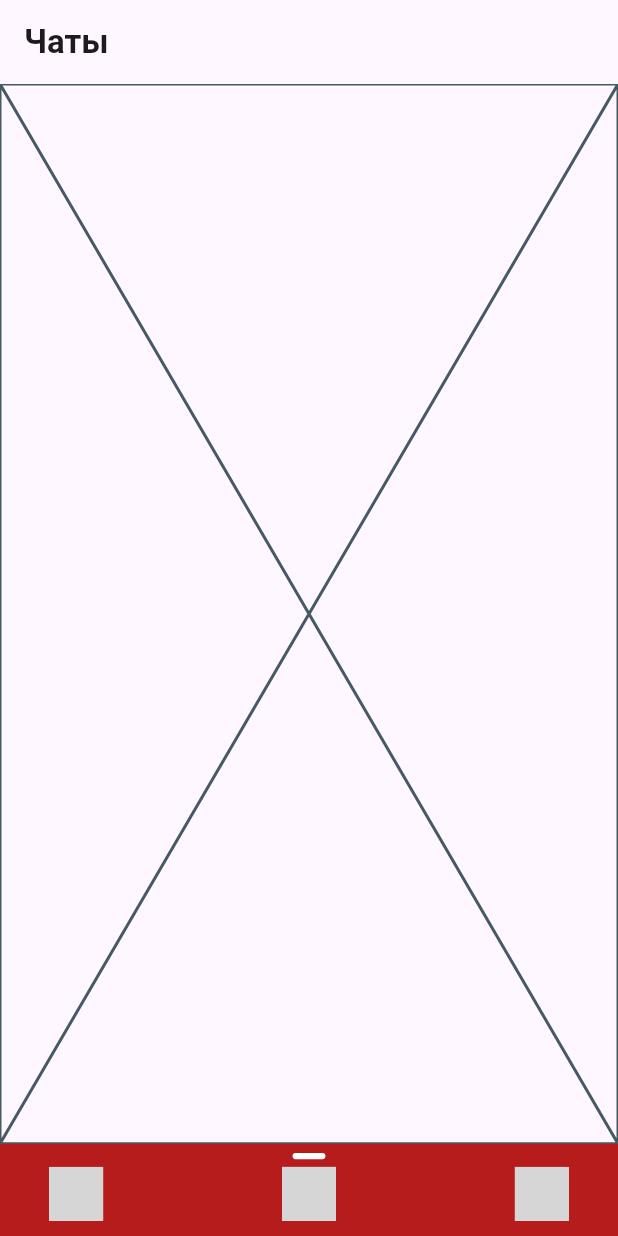
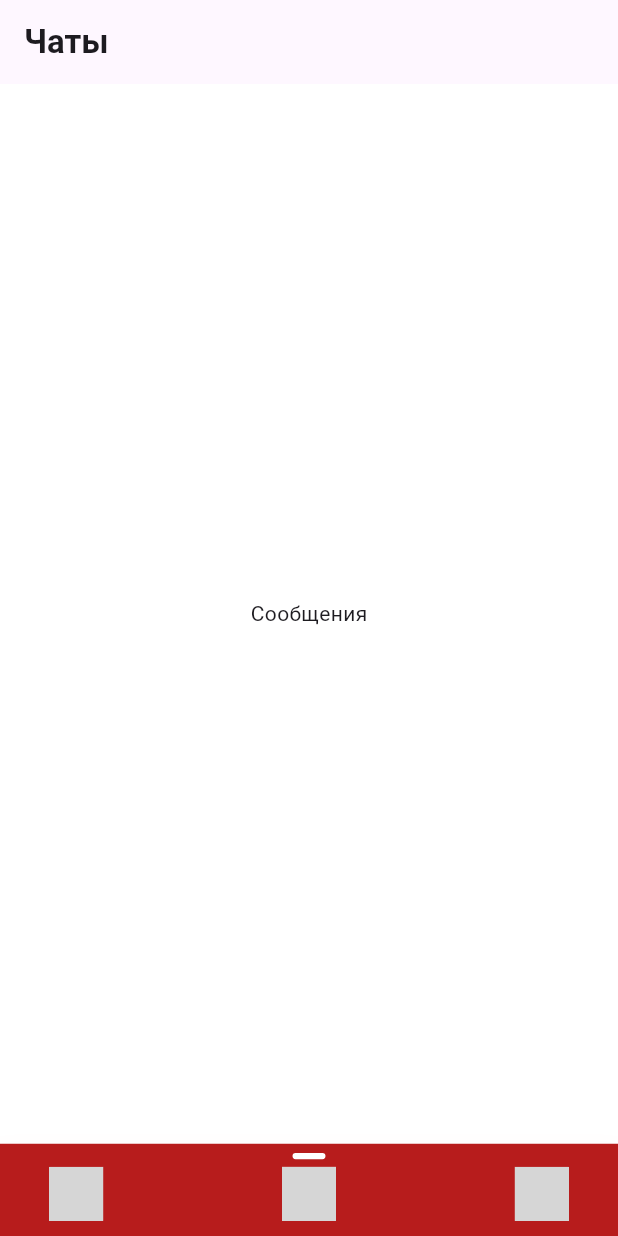
Before and after one commit to Loumber/secure_link_messenger, a Flutter app: the screen it shows after launch, on a phone screen of 412 x 824 dp. Run offline on Flutter 3.47's test engine with Material 3 defaults, Android fonts, the light colour scheme and no system bars; drawn by our look-alikes of rive; our stand-ins replace email_validator, firebase_auth, firebase_core, firebase_storage, flutter_bloc, flutter_riverpod and 5 more; accounts and stored records are empty; generated files the repository leaves out were written again; grey boxes are pictures that could not be loaded.

Commit message:
complete navigation bar

```diff
--- a/lib/app.dart
+++ b/lib/app.dart
@@ -1,9 +1,11 @@
 import 'package:flutter_screenutil/flutter_screenutil.dart';
 import 'package:flutter/material.dart';
+import 'package:secure_link_messenger/src/pages/contacts_page.dart';
+import 'package:secure_link_messenger/src/pages/settings_page.dart';
 import 'package:secure_link_messenger/src/app/presentation/services/firebase_stream.dart';
 import 'package:secure_link_messenger/src/core/navigation/app_routes.dart';
 import 'package:secure_link_messenger/src/features/authentication/domain/bloc/bloc/authentication_bloc.dart';
-import 'package:secure_link_messenger/src/app/presentation/pages/home_page.dart';
+import 'package:secure_link_messenger/src/pages/home_page.dart';
 import 'package:secure_link_messenger/src/pages/sign_up_page.dart';
 import 'package:secure_link_messenger/src/pages/sing_in_page.dart';
 import 'package:secure_link_messenger/src/pages/verify_email_page.dart';
@@ -26,6 +28,7 @@ class MyApp extends StatelessWidget {
             debugShowCheckedModeBanner: false,
             title: 'Flutter Demo',
             theme: ThemeData(
+              scaffoldBackgroundColor: Colors.white,
               colorScheme: ColorScheme.fromSeed(seedColor: Colors.deepPurple),
               useMaterial3: true,
             ),
--- a/lib/main.dart
+++ b/lib/main.dart
@@ -1,5 +1,6 @@
 import 'package:flutter/material.dart';
 import 'package:firebase_core/firebase_core.dart';
+import 'package:flutter_riverpod/flutter_riverpod.dart';
 import 'firebase_options.dart';
 import 'package:secure_link_messenger/app.dart';
 
@@ -8,5 +9,5 @@ void main() async {
   await Firebase.initializeApp(
     options: DefaultFirebaseOptions.currentPlatform,
   );
-  runApp(const MyApp());
+  runApp(const ProviderScope(child: MyApp()));
 }
--- a/lib/src/app/presentation/services/firebase_stream.dart
+++ b/lib/src/app/presentation/services/firebase_stream.dart
@@ -2,7 +2,7 @@ import 'package:firebase_auth/firebase_auth.dart';
 import 'package:flutter/material.dart';
 import 'package:flutter_bloc/flutter_bloc.dart';
 import 'package:secure_link_messenger/src/features/authentication/domain/bloc/bloc/authentication_bloc.dart';
-import 'package:secure_link_messenger/src/app/presentation/pages/home_page.dart';
+import 'package:secure_link_messenger/src/pages/home_page.dart';
 import 'package:secure_link_messenger/src/pages/sing_in_page.dart';
 import 'package:logger/logger.dart';
 
@@ -27,8 +27,9 @@ class FirebaseStream extends StatelessWidget {
                 .add(IsAuthenticationEvent());
             return const HomePage();
           } else {
-            BlocProvider.of<AuthenticationBloc>(context).add(GoSignInEvent());
+            //BlocProvider.of<AuthenticationBloc>(context).add(GoSignInEvent());
             //return const SignInPage();
+            BlocProvider.of<AuthenticationBloc>(context).add(IsAuthenticationEvent());
             return const HomePage();
           }
         });
--- /dev/null
+++ b/lib/src/features/navigation_bar/data/providers/page_provider.dart
@@ -0,0 +1,4 @@
+import 'package:flutter_riverpod/flutter_riverpod.dart';
+
+ // ignore: non_constant_identifier_names
+ StateProvider<int> pageProvider = StateProvider((ref) => 1);
--- a/lib/src/features/navigation_bar/presentation/navigation_bar.dart
+++ b/lib/src/features/navigation_bar/presentation/navigation_bar.dart
@@ -1,30 +1,30 @@
 import 'dart:io';
 import 'package:flutter/material.dart';
+import 'package:flutter_riverpod/flutter_riverpod.dart';
 import 'package:flutter_screenutil/flutter_screenutil.dart';
 import 'package:rive/rive.dart';
+import 'package:secure_link_messenger/src/features/navigation_bar/data/providers/page_provider.dart';
 import 'package:secure_link_messenger/src/features/navigation_bar/data/repositories/navigation_%20bar_items_repository_impl.dart';
-
 
 Color? navigationBarBackgroundColor = Colors.red[900];
 
-class MyNavigationBar extends StatefulWidget {
+class MyNavigationBar extends ConsumerStatefulWidget {
   const MyNavigationBar({super.key});
 
   @override
-  State<MyNavigationBar> createState() => __MyNavigationBarState();
+  ConsumerState<MyNavigationBar> createState() => __MyNavigationBarState();
 }
 
-class __MyNavigationBarState extends State<MyNavigationBar> {
-
+class __MyNavigationBarState extends ConsumerState<MyNavigationBar> {
   int selectedItem = 1;
 
-  List<StateMachineController> controllers =[];
+  List<StateMachineController> controllers = [];
 
   List<SMIBool> navigationBarItem = [];
 
   @override
-  void dispose(){
-    for(var controller in controllers){
+  void dispose() {
+    for (var controller in controllers) {
       controller.dispose();
     }
     super.dispose();
@@ -59,16 +59,16 @@ class __MyNavigationBarState extends State<MyNavigationBar> {
           return GestureDetector(
             onTap: () {
               navigationBarItem[index].change(true);
-              Future.delayed(
-                const Duration(seconds: 1),
-                (){
-                  navigationBarItem[index].change(false);
-                }
-              );
+              Future.delayed(const Duration(seconds: 1), () {
+                navigationBarItem[index].change(false);
+              });
+              if (index != selectedItem) {
+                ref.watch(pageProvider.notifier).update((state) => index);
+              }
               setState(() {
                 selectedItem = index;
               });
-              },
+            },
             child: Column(
               mainAxisSize: MainAxisSize.min,
               children: [
@@ -77,16 +77,17 @@ class __MyNavigationBarState extends State<MyNavigationBar> {
                   height: 36,
                   width: 36,
                   child: Opacity(
-                    opacity: selectedItem == index? 1 :0.5,
+                    opacity: selectedItem == index ? 1 : 0.5,
                     child: RiveAnimation.asset(
                       currentNavigationBarItem.src,
                       artboard: currentNavigationBarItem.artboard,
                       onInit: (artboard) {
                         StateMachineController? controller =
-                            StateMachineController.fromArtboard(
-                                artboard, currentNavigationBarItem.stateMachineName);
+                            StateMachineController.fromArtboard(artboard,
+                                currentNavigationBarItem.stateMachineName);
                         artboard.addController(controller!);
-                        navigationBarItem.add(controller.findInput<bool>('active') as SMIBool);
+                        navigationBarItem.add(
+                            controller.findInput<bool>('active') as SMIBool);
                         controllers.add(controller);
                       },
                     ),
@@ -99,13 +100,11 @@ class __MyNavigationBarState extends State<MyNavigationBar> {
       ),
     ));
   }
+
 }
 
 class MyAnimatedContainer extends StatelessWidget {
-  const MyAnimatedContainer({
-    super.key,
-    required this.isActive
-  });
+  const MyAnimatedContainer({super.key, required this.isActive});
 
   final bool isActive;
 
@@ -115,11 +114,11 @@ class MyAnimatedContainer extends StatelessWidget {
       duration: const Duration(milliseconds: 200),
       margin: EdgeInsets.only(bottom: 5.h),
       height: 4.h,
-      width: isActive? 20.w : 0,
+      width: isActive ? 20.w : 0,
       decoration: const BoxDecoration(
         color: Colors.white,
         borderRadius: BorderRadius.all(Radius.circular(24)),
       ),
-      );
+    );
   }
 }
--- a/lib/src/app/presentation/pages/home_page.dart
+++ b/lib/src/pages/home_page.dart
@@ -1,11 +1,32 @@
 import 'package:flutter/cupertino.dart';
 import 'package:flutter/material.dart';
 import 'package:flutter_bloc/flutter_bloc.dart';
+import 'package:flutter_riverpod/flutter_riverpod.dart';
+import 'package:logger/logger.dart';
+import 'package:secure_link_messenger/src/features/navigation_bar/data/providers/page_provider.dart';
+import 'package:secure_link_messenger/src/pages/contacts_page.dart';
+import 'package:secure_link_messenger/src/pages/message_page.dart';
+import 'package:secure_link_messenger/src/pages/settings_page.dart';
 import 'package:secure_link_messenger/src/features/authentication/domain/bloc/bloc/authentication_bloc.dart';
 import 'package:secure_link_messenger/src/features/navigation_bar/presentation/navigation_bar.dart';
 
-class HomePage extends StatelessWidget {
+class HomePage extends ConsumerStatefulWidget {
   const HomePage({super.key});
+
+  @override
+  ConsumerState<HomePage> createState() => _HomePageState();
+}
+
+class _HomePageState extends ConsumerState<HomePage> {
+  final PageStorageBucket _bucket = PageStorageBucket();
+
+  late Widget _currentPage;
+
+  List<Widget> pages = [
+    const ContactsPage(key: PageStorageKey('Contacts_page')),
+    const MessagePage(key: PageStorageKey('Message_page')),
+    const SettingsPage(key: PageStorageKey('Settings_page'))
+  ];
 
   @override
   Widget build(BuildContext context) {
@@ -16,26 +37,37 @@ class HomePage extends StatelessWidget {
           style: TextStyle(fontWeight: FontWeight.bold),
         ),
       ),
+
       resizeToAvoidBottomInset: false,
       body: Center(
         child: BlocBuilder<AuthenticationBloc, AuthenticationState>(
             builder: (context, state) {
           switch (state) {
             case AuthenticationInitial():
+              MyLoggr('AuthenticationInitial');
               return const Placeholder();
             case SignUpInitial():
+              MyLoggr('SignUpInitial');
               return const Placeholder();
             case SignInInitial():
+              MyLoggr('SignInInitial');
               return const Placeholder();
             case SignUpLoading():
+              MyLoggr('SignUpInitial');
               return const CupertinoActivityIndicator();
             case SignInLoading():
+              MyLoggr('SignInLoading');
               return const CupertinoActivityIndicator();
             case SignUpEmailVerify():
+              MyLoggr('SignUpEmailVerify');
               return const CupertinoActivityIndicator();
             case IsAuthentication():
-              return const CupertinoActivityIndicator();
+              MyLoggr('IsAuthentication');
+              return PageStorage(
+                  bucket: _bucket,
+                  child: pages[ref.watch(pageProvider)]);
             case SignUpError():
+              MyLoggr('SignUpError');
               return const Placeholder();
           }
         }),
@@ -43,4 +75,11 @@ class HomePage extends StatelessWidget {
       bottomNavigationBar: const MyNavigationBar(),
     );
   }
+
+  void MyLoggr(String str){
+    var logger = Logger(
+            printer: PrettyPrinter(),
+    );
+    logger.d(str);
+  }
 }
--- /dev/null
+++ b/lib/src/pages/message_page.dart
@@ -0,0 +1,12 @@
+import 'package:flutter/material.dart';
+
+class MessagePage extends StatelessWidget {
+  const MessagePage({super.key});
+
+  @override
+  Widget build(BuildContext context) {
+    return const Center(
+      child: Text('Сообщения'),
+    );
+  }
+}
--- a/pubspec.yaml
+++ b/pubspec.yaml
@@ -49,6 +49,7 @@ dependencies:
   flutter_bloc: ^8.1.5
   path_provider: ^2.1.3
   rive: ^0.13.2
+  flutter_riverpod: ^2.5.1
 
 
 dev_dependencies:
```
Also changed, not shown: lib/src/pages/contacts_page.dart (added, +12 -0 lines), lib/src/pages/settings_page.dart (added, +12 -0 lines), pubspec.lock.
